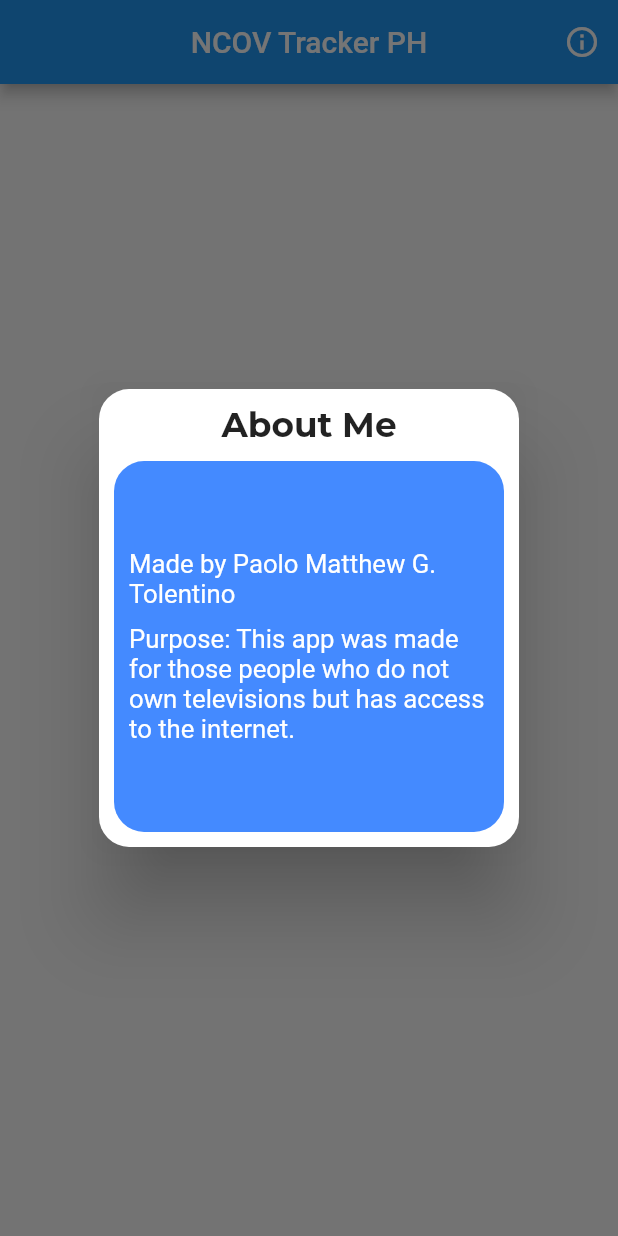
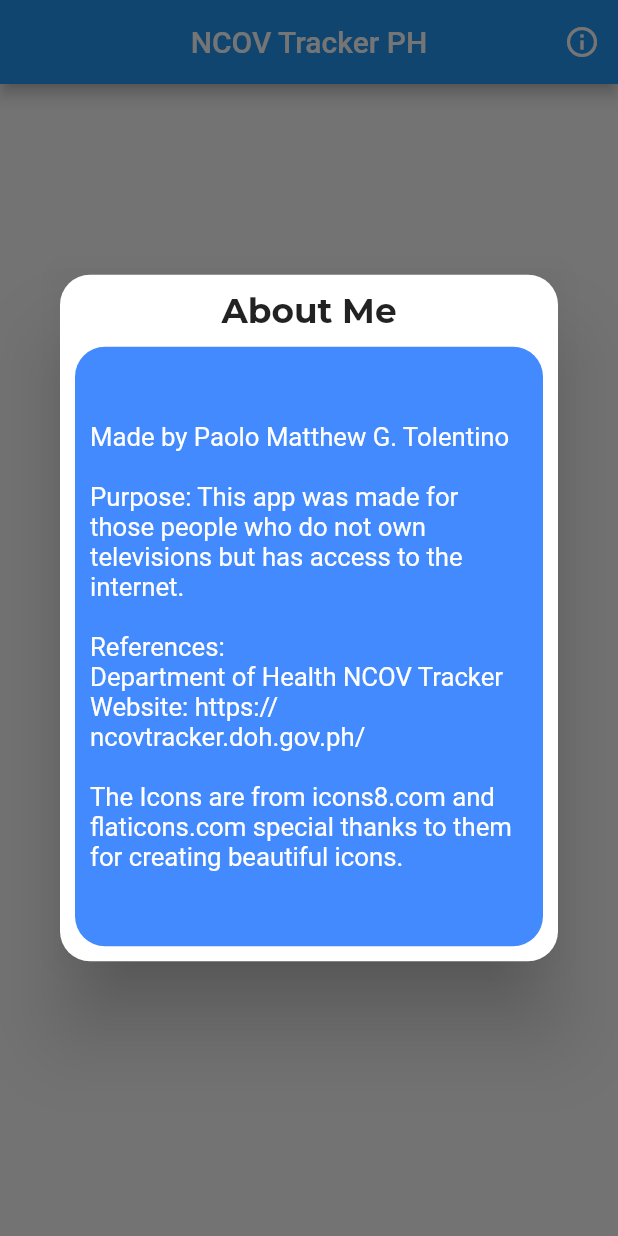
Before and after one commit to Pipaolo/NCOV-Tracker-PH, a Flutter app: the screen it shows after launch, after a tap on "Get Started", after a tap on the "info outline" icon, on a phone screen of 412 x 824 dp. Run offline on Flutter 3.47's test engine with Material 2 defaults, Android fonts, the phone set to English and light mode, and no system bars; our stand-ins replace auto_route, auto_size_text, bloc, connectivity, device_preview, dio and 11 more; accounts and stored records are empty; generated files the repository leaves out were written again; network calls fail.

Commit message:
Fixed resizing

```diff
--- a/lib/ui/home_page/widgets/info_dialog_widget.dart
+++ b/lib/ui/home_page/widgets/info_dialog_widget.dart
@@ -8,8 +8,8 @@ class InfoDialogWidget extends StatelessWidget {
   @override
   Widget build(BuildContext context) {
     return Container(
-      height: ScreenUtil().setHeight(400),
-      width: ScreenUtil().setWidth(400),
+      height: ScreenUtil().setHeight(600),
+      width: ScreenUtil().setWidth(600),
       decoration: BoxDecoration(
         color: Colors.white,
         borderRadius: BorderRadius.circular(20),
@@ -50,7 +50,7 @@ class InfoDialogWidget extends StatelessWidget {
                       ),
                     ),
                     const SizedBox(
-                      height: 10,
+                      height: 20,
                     ),
                     Text(
                       'Purpose: This app was made for those people who do not own televisions but has access to the internet.',
@@ -58,7 +58,17 @@ class InfoDialogWidget extends StatelessWidget {
                         fontSize: ScreenUtil().setSp(30),
                         color: Colors.white,
                       ),
-                    )
+                    ),
+                    const SizedBox(
+                      height: 20,
+                    ),
+                    Text(
+                      'References: \nDepartment of Health NCOV Tracker Website: https://ncovtracker.doh.gov.ph/\n\nThe Icons are from icons8.com and flaticons.com special thanks to them for creating beautiful icons.',
+                      style: GoogleFonts.roboto(
+                        fontSize: ScreenUtil().setSp(30),
+                        color: Colors.white,
+                      ),
+                    ),
                   ],
                 ),
               ),
--- a/lib/ui/introduction_page/introduction_page.dart
+++ b/lib/ui/introduction_page/introduction_page.dart
@@ -1,4 +1,5 @@
 import 'package:auto_route/auto_route.dart';
+import 'package:auto_size_text/auto_size_text.dart';
 import 'package:flutter/material.dart';
 import 'package:flutter_bloc/flutter_bloc.dart';
 import 'package:flutter_screenutil/screenutil.dart';
@@ -41,14 +42,18 @@ class IntroductionPage extends StatelessWidget {
                         ),
                         child: Column(
                           children: <Widget>[
-                            SvgPicture.asset(
+                            Expanded(
+                              child: SvgPicture.asset(
                                 'assets/images/info.svg',
                                 width: 320,
                                 height: 320,
                               ),
-                            Padding(
-                              padding: const EdgeInsets.all(10.0),
+                            ),
+                            Expanded(
+                              child: Padding(
+                                padding: const EdgeInsets.all(8.0),
                                 child: Container(
+                                  alignment: Alignment.center,
                                   decoration: BoxDecoration(
                                       color: Colors.white,
                                       borderRadius: BorderRadius.circular(20),
@@ -59,10 +64,12 @@ class IntroductionPage extends StatelessWidget {
                                         ),
                                       ]),
                                   padding: const EdgeInsets.all(12),
-                                child: Text(
-                                  'This app\'s purpose is to provide updated information about the current epidemic that is the Novel Corona Virus in the Philippines. The data that is shown here is from the Philippine Department of Health Ncov Tracker Website : https://ncovtracker.doh.gov.ph. I do not own nor claim the data shown.',
+                                  child: AutoSizeText(
+                                    'This app\'s purpose is to provide updated information about the current epidemic that is the Novel Corona Virus in the Philippines. The data that is shown here is from the Philippine Department of Health Ncov Tracker Website (https://ncovtracker.doh.gov.ph). I do not own nor claim the data shown.',
                                     style: GoogleFonts.montserrat(
-                                    fontSize: ScreenUtil().setSp(33.5),
+                                      fontSize: ScreenUtil().setSp(35),
+                                    ),
+                                    maxLines: 8,
                                   ),
                                 ),
                               ),
--- a/pubspec.yaml
+++ b/pubspec.yaml
@@ -1,7 +1,7 @@
 name: ncov_tracker_ph
 description: This app provides updated data of NCOV cases in the Philippines, the data is shown is here is not mine. All of the data that is shown here belong to the Department of Health.
 
-version: 1.0.8+1
+version: 1.0.9+1
 
 environment:
   sdk: ">=2.7.0 <3.0.0"
```
Also changed, not shown: pubspec.lock. Lines whose indentation alone changed are shown as unchanged.
